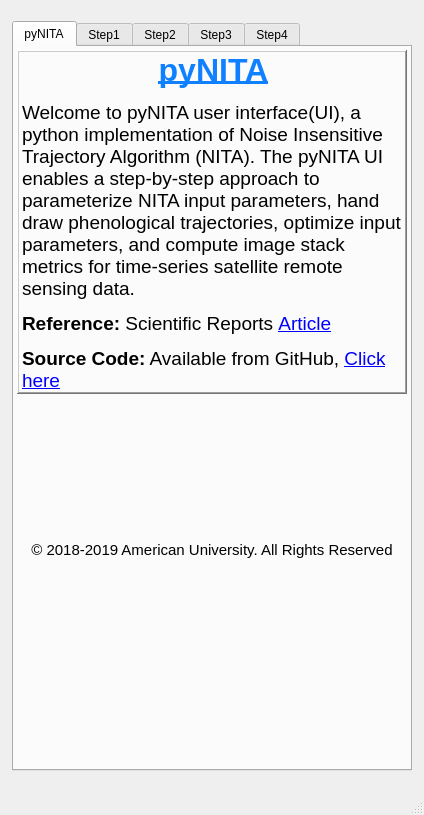
Old version of the form pynita_ui/pynita_ui_data/ui_code_tab_v7.ui in the repository malonzo47/pynita_GUI.
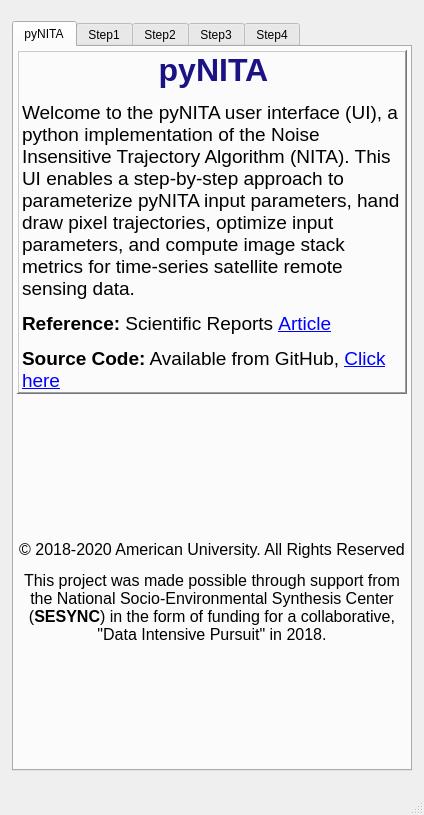
New version of the form. The open tabs and pages were chosen to show the change. Icons and pictures are not drawn.

Commit message: text and link changes to first tab

```diff
--- a/pynita_ui/pynita_ui_data/ui_code_tab_v7.ui
+++ b/pynita_ui/pynita_ui_data/ui_code_tab_v7.ui
@@ -165,7 +165,7 @@
            <enum>QFrame::Raised</enum>
           </property>
           <property name="text">
-           <string>&lt;html&gt;&lt;head/&gt;&lt;body&gt;&lt;p align=&quot;center&quot;&gt;&lt;span style=&quot; font-size:24pt; font-weight:600; text-decoration: underline; color:#0f80ff;&quot;&gt;pyNITA&lt;/span&gt;&lt;/p&gt;&lt;p&gt;&lt;span style=&quot; font-size:14pt;&quot;&gt;Welcome to pyNITA user interface(UI), a python implementation of Noise Insensitive Trajectory Algorithm (NITA). The pyNITA UI enables a step-by-step approach to parameterize NITA input parameters, hand draw phenological trajectories, optimize input parameters, and compute image stack metrics for time-series satellite remote sensing data. &lt;/span&gt;&lt;/p&gt;&lt;p&gt;&lt;span style=&quot; font-size:14pt; font-weight:600;&quot;&gt;Reference: &lt;/span&gt;&lt;span style=&quot; font-size:14pt;&quot;&gt;Scientific Reports &lt;/span&gt;&lt;a href=&quot;https://www.nature.com/articles/srep35129&quot;&gt;&lt;span style=&quot; font-size:14pt; text-decoration: underline; color:#0000ff;&quot;&gt;Article&lt;/span&gt;&lt;/a&gt;&lt;/p&gt;&lt;p&gt;&lt;span style=&quot; font-size:14pt; font-weight:600;&quot;&gt;Source Code:&lt;/span&gt;&lt;span style=&quot; font-size:14pt;&quot;&gt; Available from GitHub, &lt;/span&gt;&lt;a href=&quot;https://github.com/pytoPN/pynita_GUI/tree/master/pynita_source&quot;&gt;&lt;span style=&quot; font-size:14pt; text-decoration: underline; color:#0000ff;&quot;&gt;Click here&lt;/span&gt;&lt;/a&gt;&lt;/p&gt;&lt;/body&gt;&lt;/html&gt;</string>
+           <string>&lt;html&gt;&lt;head/&gt;&lt;body&gt;&lt;p align=&quot;center&quot;&gt;&lt;span style=&quot; font-size:24pt; font-weight:600; color:#1b1283;&quot;&gt;pyNITA&lt;/span&gt;&lt;/p&gt;&lt;p&gt;&lt;span style=&quot; font-size:14pt;&quot;&gt;Welcome to the pyNITA user interface (UI), a python implementation of the Noise Insensitive Trajectory Algorithm (NITA). This UI enables a step-by-step approach to parameterize pyNITA input parameters, hand draw pixel trajectories, optimize input parameters, and compute image stack metrics for time-series satellite remote sensing data. &lt;/span&gt;&lt;/p&gt;&lt;p&gt;&lt;span style=&quot; font-size:14pt; font-weight:600;&quot;&gt;Reference: &lt;/span&gt;&lt;span style=&quot; font-size:14pt;&quot;&gt;Scientific Reports &lt;/span&gt;&lt;a href=&quot;https://www.nature.com/articles/srep35129&quot;&gt;&lt;span style=&quot; font-size:14pt; text-decoration: underline; color:#0000ff;&quot;&gt;Article&lt;/span&gt;&lt;/a&gt;&lt;/p&gt;&lt;p&gt;&lt;span style=&quot; font-size:14pt; font-weight:600;&quot;&gt;Source Code:&lt;/span&gt;&lt;span style=&quot; font-size:14pt;&quot;&gt; Available from GitHub, &lt;/span&gt;&lt;a href=&quot;https://github.com/malonzo47/pynita_GUI&quot;&gt;&lt;span style=&quot; font-size:14pt; text-decoration: underline; color:#0000ff;&quot;&gt;Click here&lt;/span&gt;&lt;/a&gt;&lt;/p&gt;&lt;/body&gt;&lt;/html&gt;</string>
           </property>
           <property name="wordWrap">
            <bool>true</bool>
@@ -183,39 +183,16 @@
         </item>
         <item row="2" column="0">
          <layout class="QHBoxLayout" name="horizontalLayout_11">
-          <item>
-           <spacer name="horizontalSpacer_48">
-            <property name="orientation">
-             <enum>Qt::Horizontal</enum>
-            </property>
-            <property name="sizeHint" stdset="0">
-             <size>
-              <width>40</width>
-              <height>20</height>
-             </size>
-            </property>
-           </spacer>
-          </item>
           <item>
            <widget class="QLabel" name="label_35">
             <property name="text">
-             <string>&lt;html&gt;&lt;head/&gt;&lt;body&gt;&lt;p align=&quot;center&quot;&gt;&lt;span style=&quot; font-family:'Arial'; font-size:11pt;&quot;&gt;© 2018-2019 American University. All Rights Reserved&lt;/span&gt;&lt;/p&gt;&lt;/body&gt;&lt;/html&gt;</string>
+             <string>&lt;html&gt;&lt;head/&gt;&lt;body&gt;&lt;p align=&quot;center&quot;&gt;&lt;span style=&quot; font-family:'Arial'; font-size:12pt;&quot;&gt;© 2018-2020 American University. All Rights Reserved&lt;/span&gt;&lt;/p&gt;&lt;p align=&quot;center&quot;&gt;&lt;span style=&quot; font-family:'Arial'; font-size:12pt;&quot;&gt;This project was made possible through support from the National Socio-Environmental Synthesis Center (&lt;/span&gt;&lt;span style=&quot; font-family:'Arial'; font-size:12pt; font-weight:600;&quot;&gt;SESYNC&lt;/span&gt;&lt;span style=&quot; font-family:'Arial'; font-size:12pt;&quot;&gt;) in the form of funding for a collaborative, &amp;quot;Data Intensive Pursuit&amp;quot; in 2018.&lt;/span&gt;&lt;/p&gt;&lt;/body&gt;&lt;/html&gt;</string>
+            </property>
+            <property name="wordWrap">
+             <bool>true</bool>
             </property>
            </widget>
           </item>
-          <item>
-           <spacer name="horizontalSpacer_49">
-            <property name="orientation">
-             <enum>Qt::Horizontal</enum>
-            </property>
-            <property name="sizeHint" stdset="0">
-             <size>
-              <width>40</width>
-              <height>20</height>
-             </size>
-            </property>
-           </spacer>
-          </item>
          </layout>
         </item>
         <item row="3" column="0">
```
Left out of the diff: 8 changed lines with no effect on the pictures. The commit also changes 1 other file.
